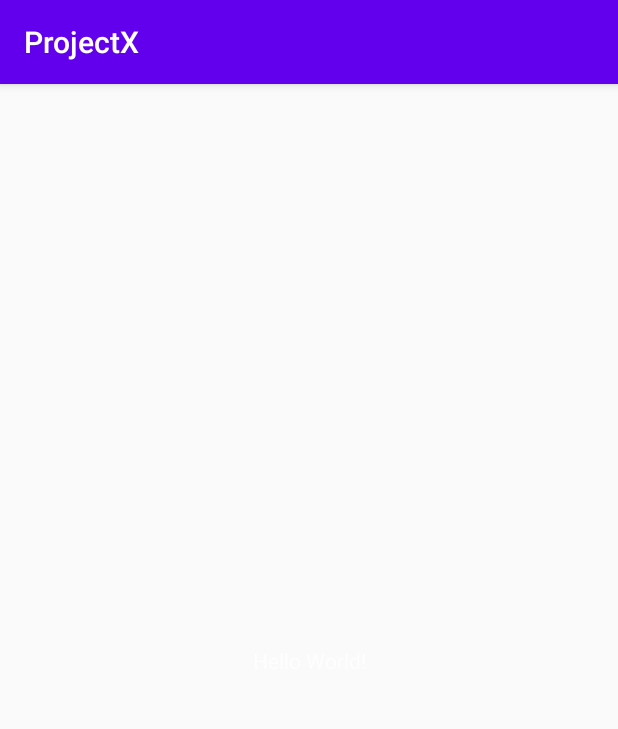
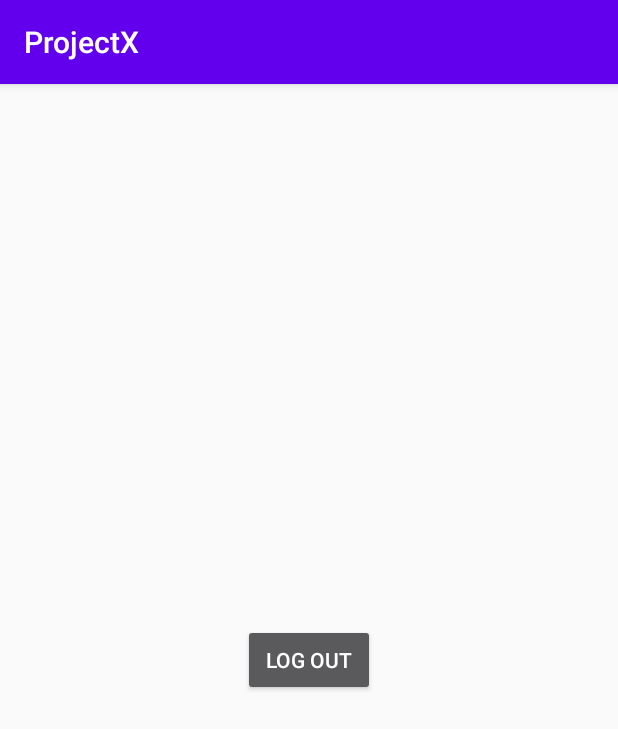
Before and after one commit to Project-X9/Android, an Android app: the MainActivity screen opened directly, with no data from a screen before it, on a phone screen of 412 x 824 dp. Shown: the top 729 px of the screen. Run offline under Robolectric (Android 15) with nearby library versions, the phone set to English and light mode, and no system bars.

Commit message:
added a logout button to test Shared Preferences

```diff
--- a/ProjectX/app/src/main/java/com/example/projectx/MainActivity.java
+++ b/ProjectX/app/src/main/java/com/example/projectx/MainActivity.java
@@ -2,13 +2,33 @@ package com.example.projectx;
 
 import androidx.appcompat.app.AppCompatActivity;
 
+import android.content.Intent;
+import android.content.SharedPreferences;
 import android.os.Bundle;
+import android.view.View;
+import android.widget.Button;
+
+import com.example.projectx.authentication.AuthenticationPage;
 
 public class MainActivity extends AppCompatActivity {
-
+    SharedPreferences loginCredentials;
+    final String CREDENTIALS_FILE = "loginCreds";
     @Override
     protected void onCreate(Bundle savedInstanceState) {
         super.onCreate(savedInstanceState);
         setContentView(R.layout.activity_main);
+        final Button LOG_OUT = (Button) findViewById(R.id.logOut_bt);
+        LOG_OUT.setOnClickListener(new View.OnClickListener() {
+            @Override
+            public void onClick(View v) {
+                loginCredentials =  getSharedPreferences(CREDENTIALS_FILE, MODE_PRIVATE);
+                SharedPreferences.Editor editor = loginCredentials.edit();
+                editor.clear();
+                editor.commit();
+                startActivity(new Intent(getBaseContext(), AuthenticationPage.class));
+
+
+            }
+        });
     }
 }
--- a/ProjectX/app/src/main/java/com/example/projectx/authentication/SignUpActivity.java
+++ b/ProjectX/app/src/main/java/com/example/projectx/authentication/SignUpActivity.java
@@ -3,6 +3,7 @@ package com.example.projectx.authentication;
 import androidx.appcompat.app.AppCompatActivity;
 
 import android.content.ContentValues;
+import android.content.Intent;
 import android.content.SharedPreferences;
 import android.database.Cursor;
 import android.database.sqlite.SQLiteDatabase;
@@ -14,6 +15,7 @@ import android.widget.EditText;
 import android.widget.RadioGroup;
 import android.widget.Toast;
 
+import com.example.projectx.MainActivity;
 import com.example.projectx.R;
 
 public class SignUpActivity extends AppCompatActivity {
@@ -109,6 +111,7 @@ public class SignUpActivity extends AppCompatActivity {
             SharedPreferences.Editor editor = loginCredentials.edit();
             editor.putString("email", email);
             editor.commit();
+            startActivity(new Intent(getBaseContext(), MainActivity.class));
 
         }
         else {
--- a/ProjectX/app/src/main/res/layout/activity_main.xml
+++ b/ProjectX/app/src/main/res/layout/activity_main.xml
@@ -16,4 +16,16 @@
         app:layout_constraintRight_toRightOf="parent"
         app:layout_constraintTop_toTopOf="parent" />
 
+    <Button
+        android:id="@+id/logOut_bt"
+        android:layout_width="wrap_content"
+        android:layout_height="wrap_content"
+        android:text="log out"
+        tools:layout_editor_absoluteX="288dp"
+        tools:layout_editor_absoluteY="41dp"
+        app:layout_constraintBottom_toBottomOf="parent"
+        app:layout_constraintLeft_toLeftOf="parent"
+        app:layout_constraintRight_toRightOf="parent"
+        app:layout_constraintTop_toTopOf="parent" />
+
 </androidx.constraintlayout.widget.ConstraintLayout>
```
